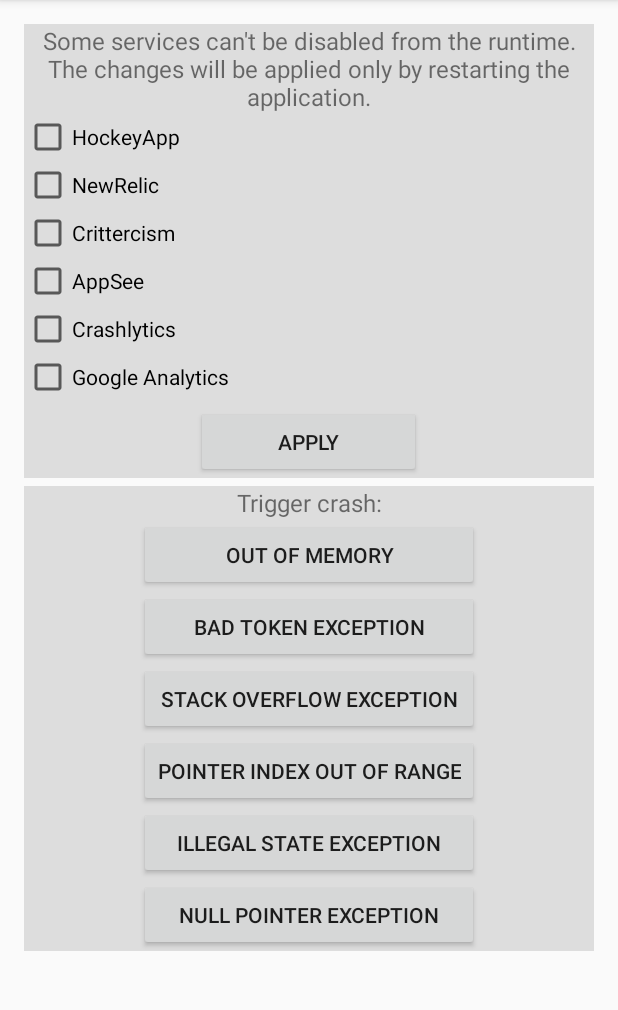
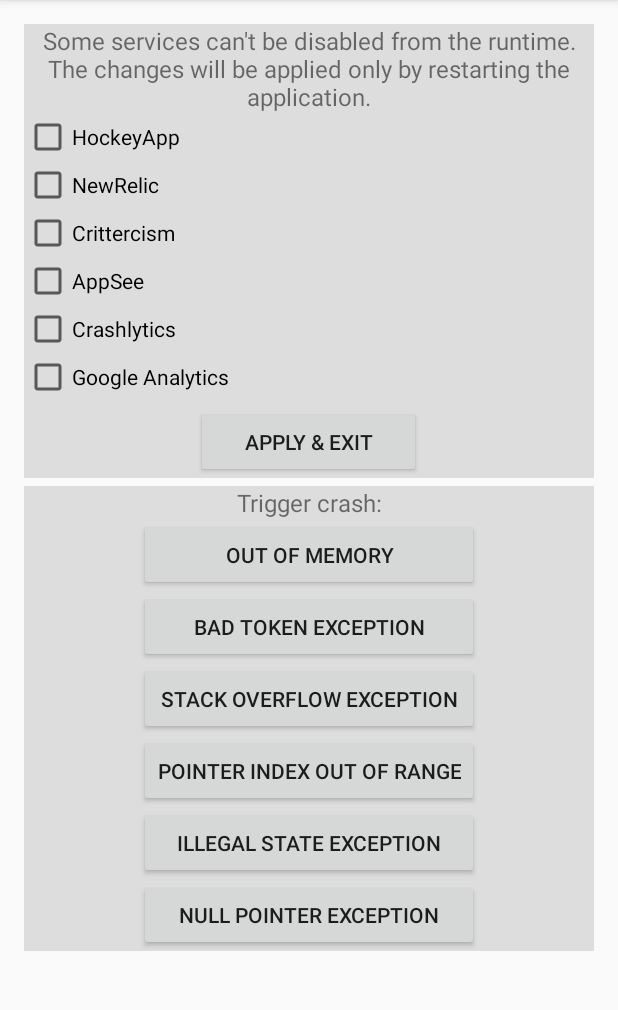
Before and after one commit to YK1007/crashdroid, an Android app: the screen it shows after launch (MainActivity), on a phone screen of 412 x 824 dp, the part 84-1094 px from its top. Run offline under Robolectric (Android 15) with nearby library versions, the phone set to English and light mode, and no system bars; our stand-ins replace ButterKnife; libraries missing offline, so code that uses them is left out: com.appsee, com.crashlytics.android, com.crittercism.app, com.newrelic.agent, com.pixplicity.easyprefs and 1 more; 2 statements that could not run were skipped.

Commit message:
MA-2106 update button text.

```diff
--- a/app/src/main/res/values/strings.xml
+++ b/app/src/main/res/values/strings.xml
@@ -5,7 +5,7 @@
     <string name="new_relic">NewRelic</string>
     <string name="crittercism">Crittercism</string>
     <string name="app_see">AppSee</string>
-    <string name="apply">Apply</string>
+    <string name="apply">Apply &amp; exit</string>
     <string name="apply_changes">Some services can\'t be disabled from the runtime. The changes will be applied only by restarting the application.</string>
     <string name="crashlytics">Crashlytics</string>
     <string name="google_analytics">Google Analytics</string>
```
